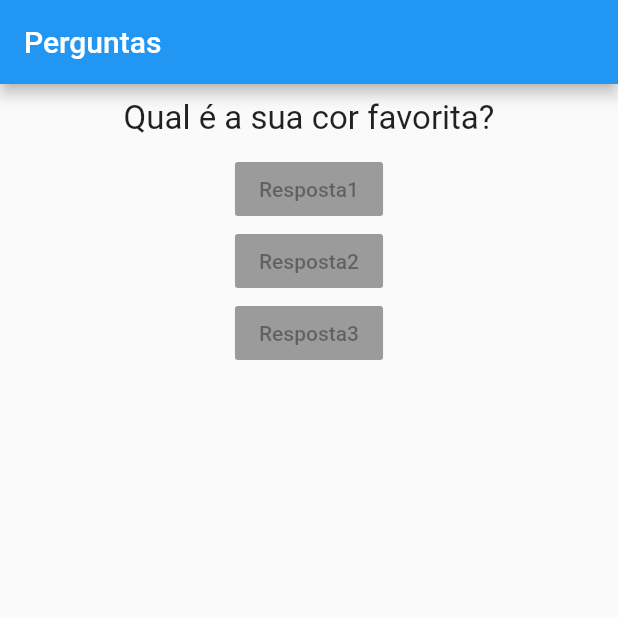
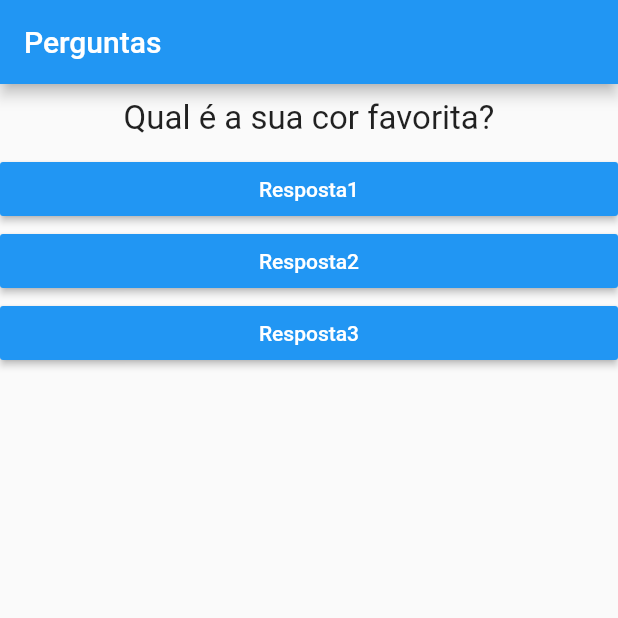
Before and after one commit to alexolirib/quiz_flutter, a Flutter app: the screen it shows after launch, on a phone screen of 412 x 824 dp, the top half of it. Run offline on Flutter 3.47's test engine with Material 2 defaults, Android fonts, the phone set to English and light mode, and no system bars.

Commit message:
enviando função para widget interno

```diff
--- a/lib/main.dart
+++ b/lib/main.dart
@@ -49,9 +49,9 @@ class _PerguntaAppState extends State<PerguntaApp>{
             //   //aqui ta passando o metodo e não chamando
             //   onPressed: _responder
             // ),
-            Resposta('Resposta1'),
-            Resposta('Resposta2'),
-            Resposta('Resposta3'),
+            Resposta('Resposta1', _responder),
+            Resposta('Resposta2', _responder),
+            Resposta('Resposta3', _responder),
 
           ],
         ),
--- a/lib/resposta.dart
+++ b/lib/resposta.dart
@@ -4,15 +4,22 @@ import 'package:flutter/material.dart';
 class Resposta extends StatelessWidget {
 
   final String text;
+  final void Function() onSelect;
 
-  Resposta(this.text);
+  Resposta(this.text, this.onSelect);
 
   @override
   Widget build(BuildContext context) {
+
     return Container(
+      //alargar o botao
+      width: double.infinity,
       child: RaisedButton(
+        textColor : Colors.white,
+        color: Colors.blue,
         child: Text(text),
-        onPressed: null,
+        //para habilitar o botao precis apassar um metodo
+        onPressed: onSelect,
       ),
     );
   }
```
